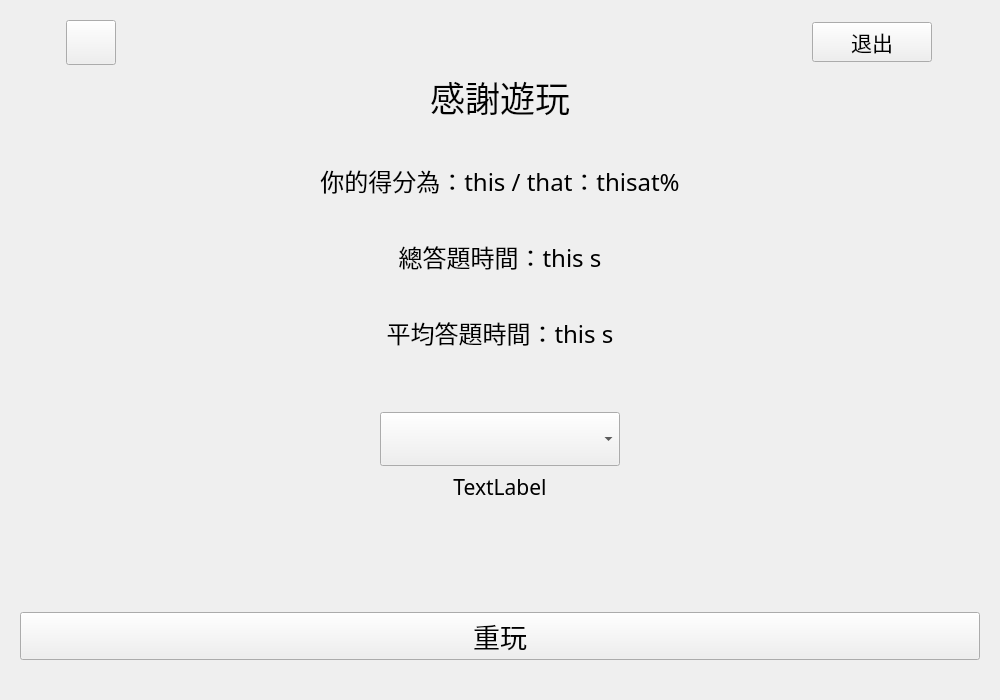
hwc20896/ChineseProj, file src/ui_files/OutroWidget.ui: the form before one commit.
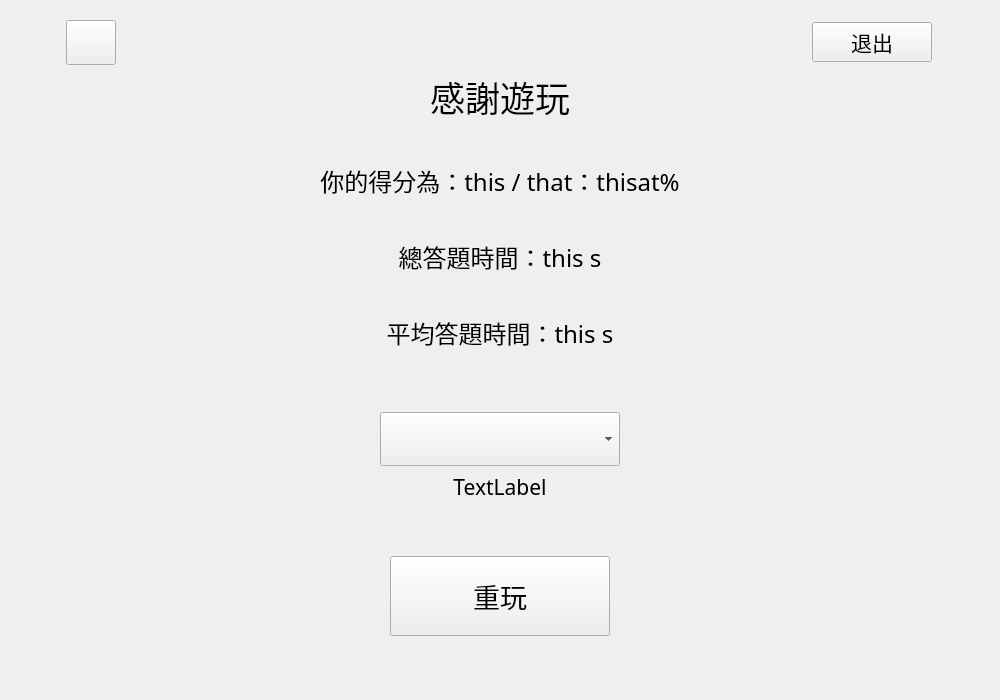
The form after the commit.

Commit message: Optimized the whole project layout

Diff of the .ui file:
```diff
--- a/src/ui_files/OutroWidget.ui
+++ b/src/ui_files/OutroWidget.ui
@@ -189,6 +189,12 @@
      </item>
      <item>
       <widget class="QLabel" name="gamemodeExplanation">
+       <property name="maximumSize">
+        <size>
+         <width>16777215</width>
+         <height>50</height>
+        </size>
+       </property>
        <property name="font">
         <font>
          <family>Microsoft JhengHei</family>
@@ -206,7 +212,24 @@
     </layout>
    </item>
    <item>
+    <widget class="QWidget" name="replaySpacer" native="true">
+     <layout class="QVBoxLayout" name="verticalLayout_2">
+      <item>
+       <layout class="QHBoxLayout" name="replayAligner">
+        <item>
     <widget class="QPushButton" name="replayButton">
+          <property name="minimumSize">
+           <size>
+            <width>0</width>
+            <height>80</height>
+           </size>
+          </property>
+          <property name="maximumSize">
+           <size>
+            <width>220</width>
+            <height>80</height>
+           </size>
+          </property>
      <property name="font">
       <font>
        <family>Microsoft JhengHei</family>
@@ -216,6 +239,11 @@
      <property name="text">
       <string>重玩</string>
      </property>
+         </widget>
+        </item>
+       </layout>
+      </item>
+     </layout>
     </widget>
    </item>
   </layout>
```
Lines whose indentation alone changed are shown as unchanged. The commit also changes 10 other files.
